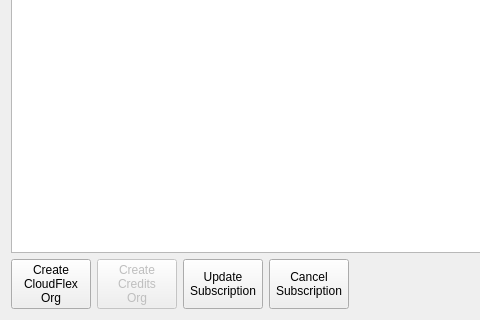
The window that data/organizations.ui (SumoLogic/sumologictoolbox) describes before a commit, drawn with Qt 5; both pictures show x 0 to 480 and y 458 to 778 of the 1296 by 778 pixel window.
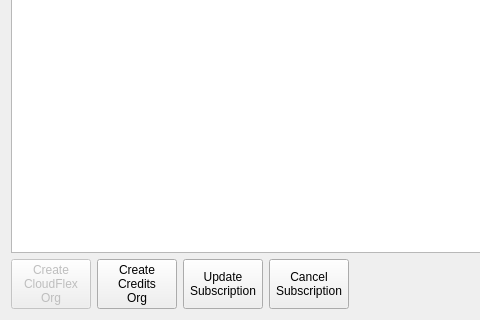
The same window after the commit.

Patch:
```diff
--- a/data/organizations.ui
+++ b/data/organizations.ui
@@ -84,6 +84,9 @@
      </property>
      <item>
       <widget class="QPushButton" name="pushButtonCreateCloudFlexOrg">
+       <property name="enabled">
+        <bool>false</bool>
+       </property>
        <property name="sizePolicy">
         <sizepolicy hsizetype="Preferred" vsizetype="Preferred">
          <horstretch>0</horstretch>
@@ -103,7 +106,7 @@
      <item>
       <widget class="QPushButton" name="pushButtonCreateCreditsOrg">
        <property name="enabled">
-        <bool>false</bool>
+        <bool>true</bool>
        </property>
        <property name="sizePolicy">
         <sizepolicy hsizetype="Preferred" vsizetype="Preferred">
```
Left out of the diff: 2 changed lines with no effect on the pictures.
